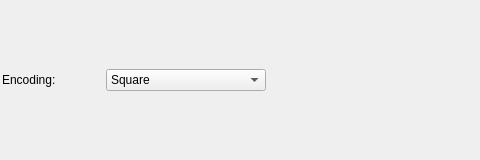
First picture: the form in source/leveltabframewidget.ui, repository pionere/d1-graphics-tool, before the edit.
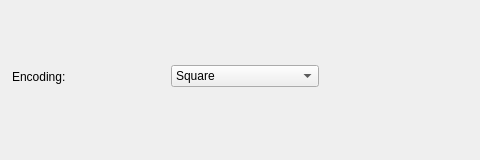
Second picture: the form after the edit.

```diff
--- a/source/leveltabframewidget.ui
+++ b/source/leveltabframewidget.ui
@@ -18,7 +18,7 @@
   </property>
   <layout class="QVBoxLayout" name="verticalLayout_0">
    <property name="spacing">
-    <number>0</number>
+    <number>4</number>
    </property>
    <property name="leftMargin">
     <number>2</number>
@@ -33,29 +33,15 @@
     <number>2</number>
    </property>
    <item>
-    <layout class="QVBoxLayout" name="verticalLayout_1">
-     <property name="spacing">
-      <number>4</number>
-     </property>
-     <item>
       <layout class="QHBoxLayout" name="horizontalLayout_2">
+     <property name="leftMargin">
+      <number>10</number>
+     </property>
        <property name="spacing">
-        <number>4</number>
+      <number>10</number>
        </property>
        <item>
         <widget class="QLabel" name="frameTypeLabel">
-         <property name="minimumSize">
-          <size>
-           <width>100</width>
-           <height>0</height>
-          </size>
-         </property>
-         <property name="maximumSize">
-          <size>
-           <width>100</width>
-           <height>16777215</height>
-          </size>
-         </property>
          <property name="text">
           <string>Encoding:</string>
          </property>
@@ -63,17 +49,11 @@
        </item>
        <item>
         <widget class="QComboBox" name="frameTypeComboBox">
-         <property name="minimumSize">
-          <size>
-           <width>160</width>
-           <height>0</height>
-          </size>
-         </property>
-         <property name="maximumSize">
-          <size>
-           <width>160</width>
-           <height>16777215</height>
-          </size>
+       <property name="minimumWidth">
+        <number>160</number>
+       </property>
+       <property name="maximumWidth">
+        <number>160</number>
          </property>
          <item>
           <property name="text">
@@ -112,7 +92,12 @@
        </item>
       </layout>
      </item>
-    </layout>
+   <item>
+    <spacer name="verticalSpacer">
+     <property name="orientation">
+      <enum>Qt::Vertical</enum>
+     </property>
+    </spacer>
    </item>
   </layout>
  </widget>
```
Lines whose indentation alone changed are shown as unchanged.
